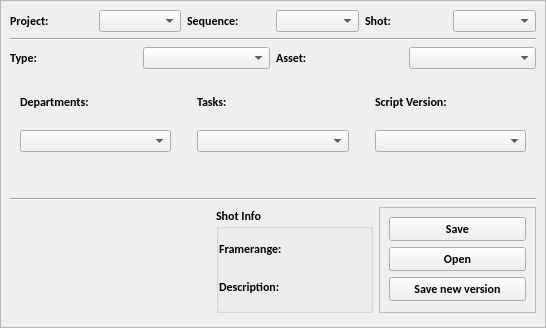
Old version of the form xo/ui/pbrowser.ui in the repository ronnyascencio/Xolo.
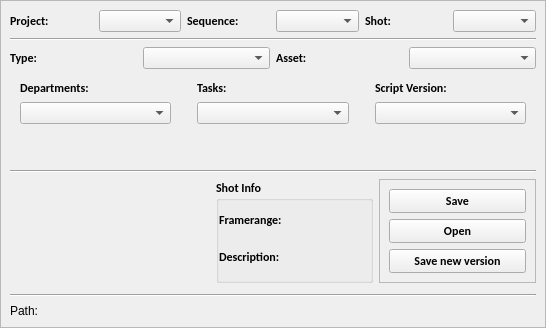
New version of the form.

Patch:
```diff
--- a/xo/ui/pbrowser.ui
+++ b/xo/ui/pbrowser.ui
@@ -478,6 +478,37 @@
           </item>
          </layout>
         </item>
+        <item>
+         <widget class="Line" name="line_3">
+          <property name="orientation">
+           <enum>Qt::Horizontal</enum>
+          </property>
+         </widget>
+        </item>
+        <item>
+         <layout class="QHBoxLayout" name="horizontalLayout_9">
+          <item>
+           <widget class="QLabel" name="lbl_path">
+            <property name="sizePolicy">
+             <sizepolicy hsizetype="Fixed" vsizetype="Preferred">
+              <horstretch>0</horstretch>
+              <verstretch>0</verstretch>
+             </sizepolicy>
+            </property>
+            <property name="text">
+             <string>Path:</string>
+            </property>
+           </widget>
+          </item>
+          <item>
+           <widget class="QLabel" name="lbl_path_info">
+            <property name="text">
+             <string/>
+            </property>
+           </widget>
+          </item>
+         </layout>
+        </item>
        </layout>
       </item>
      </layout>
```
Left out of the diff: 4 changed lines with no effect on the pictures.
